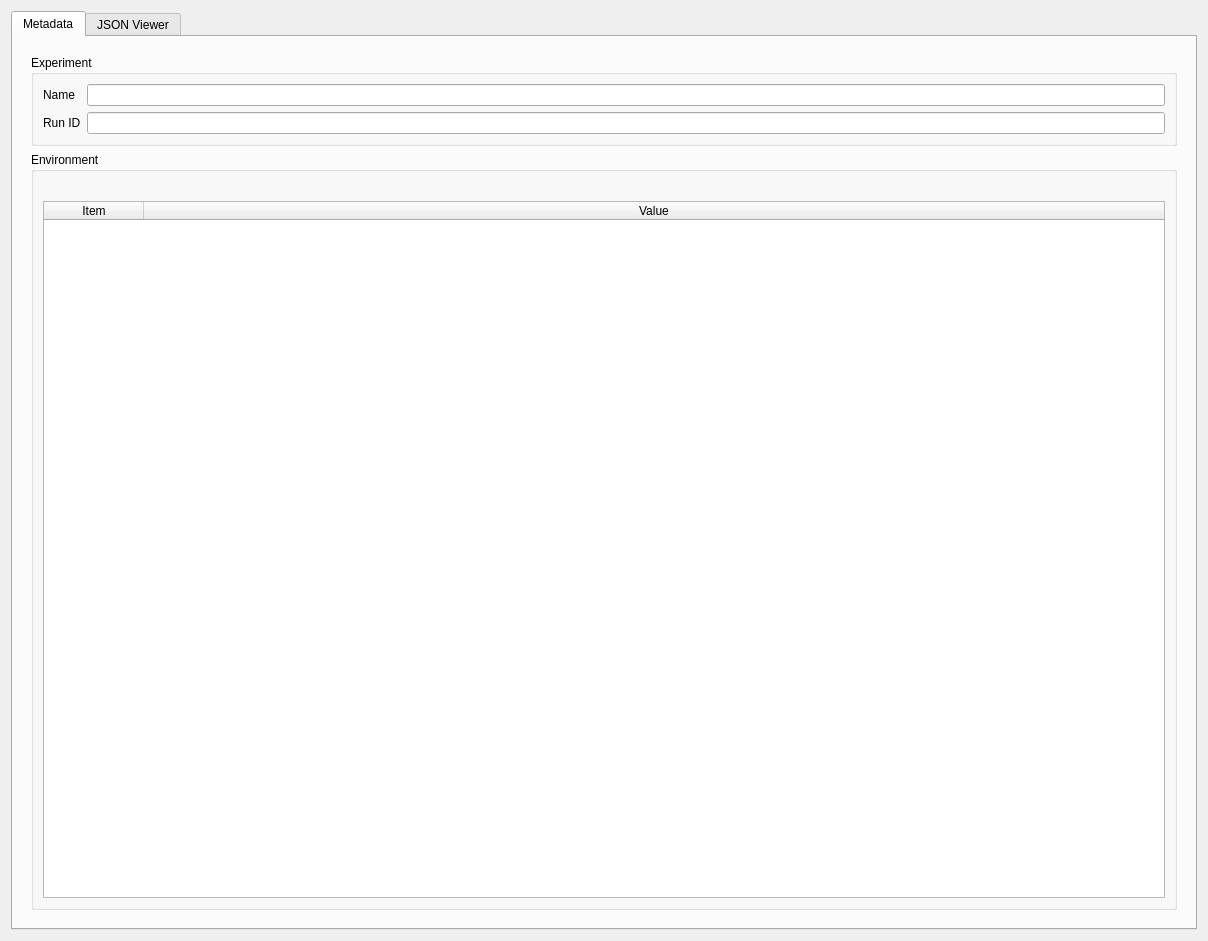
Old version of the form chia/tools/ui/json_result_viewer.ui in the repository cabrust/chia.
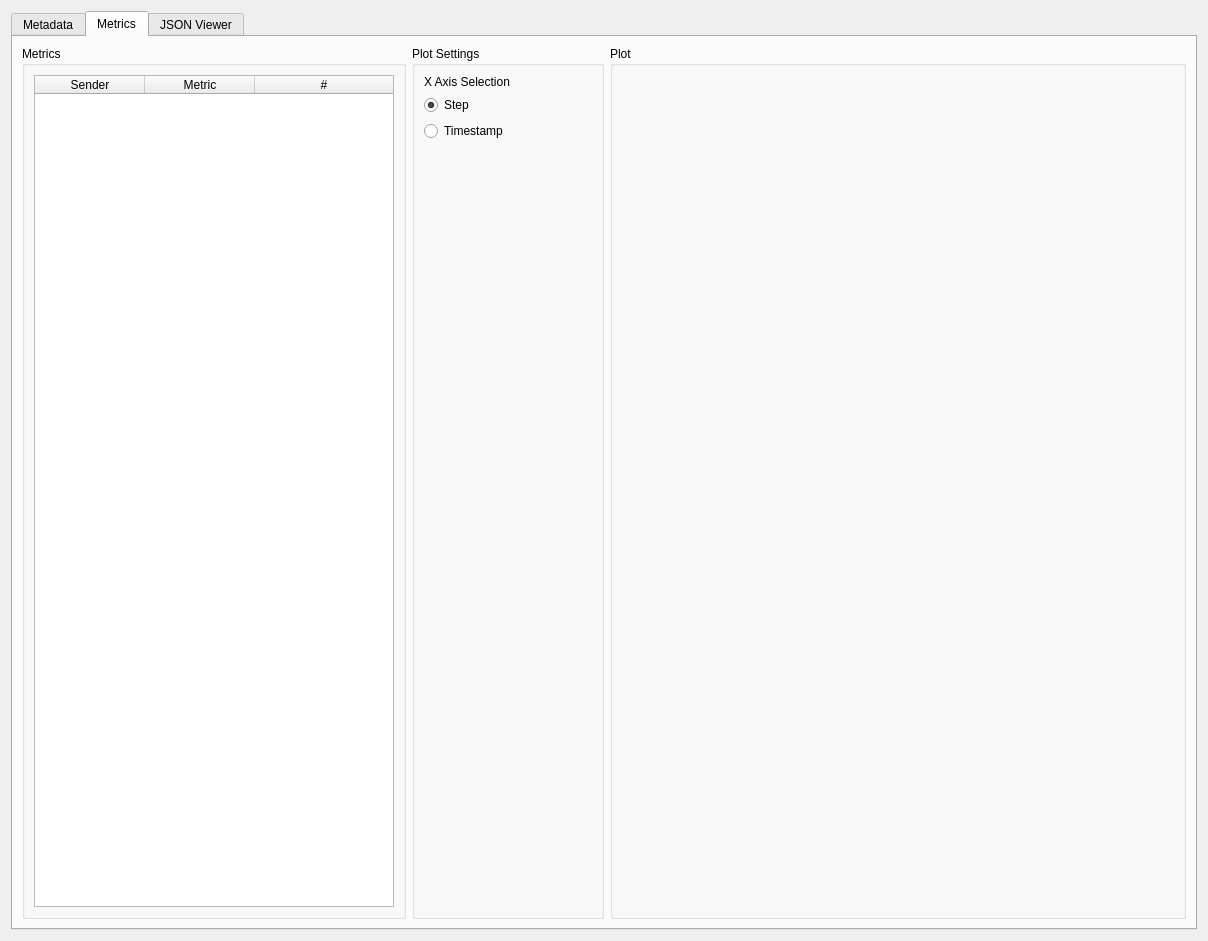
New version of the form. The open tabs and pages were chosen to show the change.

Commit message: JSONResultViewer: Added metric tab

```diff
--- a/chia/tools/ui/json_result_viewer.ui
+++ b/chia/tools/ui/json_result_viewer.ui
@@ -47,7 +47,11 @@
               </widget>
              </item>
              <item row="0" column="1">
-              <widget class="QLineEdit" name="line_experimentname"/>
+              <widget class="QLineEdit" name="line_experimentname">
+               <property name="readOnly">
+                <bool>true</bool>
+               </property>
+              </widget>
              </item>
              <item row="1" column="0">
               <widget class="QLabel" name="label_2">
@@ -57,7 +61,11 @@
               </widget>
              </item>
              <item row="1" column="1">
-              <widget class="QLineEdit" name="line_runid"/>
+              <widget class="QLineEdit" name="line_runid">
+               <property name="readOnly">
+                <bool>true</bool>
+               </property>
+              </widget>
              </item>
             </layout>
            </widget>
@@ -106,6 +114,137 @@
        </item>
       </layout>
      </widget>
+     <widget class="QWidget" name="tab">
+      <attribute name="title">
+       <string>Metrics</string>
+      </attribute>
+      <layout class="QHBoxLayout" name="horizontalLayout">
+       <item>
+        <widget class="QGroupBox" name="groupBox_3">
+         <property name="maximumSize">
+          <size>
+           <width>384</width>
+           <height>16777215</height>
+          </size>
+         </property>
+         <property name="title">
+          <string>Metrics</string>
+         </property>
+         <layout class="QHBoxLayout" name="horizontalLayout_2">
+          <item>
+           <widget class="QTableWidget" name="table_metrictypes">
+            <property name="editTriggers">
+             <set>QAbstractItemView::NoEditTriggers</set>
+            </property>
+            <property name="selectionBehavior">
+             <enum>QAbstractItemView::SelectRows</enum>
+            </property>
+            <property name="columnCount">
+             <number>3</number>
+            </property>
+            <attribute name="horizontalHeaderDefaultSectionSize">
+             <number>110</number>
+            </attribute>
+            <attribute name="horizontalHeaderStretchLastSection">
+             <bool>true</bool>
+            </attribute>
+            <attribute name="verticalHeaderVisible">
+             <bool>false</bool>
+            </attribute>
+            <column>
+             <property name="text">
+              <string>Sender</string>
+             </property>
+            </column>
+            <column>
+             <property name="text">
+              <string>Metric</string>
+             </property>
+            </column>
+            <column>
+             <property name="text">
+              <string>#</string>
+             </property>
+            </column>
+           </widget>
+          </item>
+         </layout>
+        </widget>
+       </item>
+       <item>
+        <widget class="QGroupBox" name="groupBox_4">
+         <property name="sizePolicy">
+          <sizepolicy hsizetype="Preferred" vsizetype="Preferred">
+           <horstretch>0</horstretch>
+           <verstretch>0</verstretch>
+          </sizepolicy>
+         </property>
+         <property name="maximumSize">
+          <size>
+           <width>192</width>
+           <height>16777215</height>
+          </size>
+         </property>
+         <property name="title">
+          <string>Plot Settings</string>
+         </property>
+         <layout class="QVBoxLayout" name="verticalLayout_6">
+          <item>
+           <widget class="QLabel" name="label_3">
+            <property name="text">
+             <string>X Axis Selection</string>
+            </property>
+           </widget>
+          </item>
+          <item>
+           <widget class="QRadioButton" name="radio_metric_step">
+            <property name="text">
+             <string>Step</string>
+            </property>
+            <property name="checked">
+             <bool>true</bool>
+            </property>
+           </widget>
+          </item>
+          <item>
+           <widget class="QRadioButton" name="radio_metric_timestamp">
+            <property name="text">
+             <string>Timestamp</string>
+            </property>
+           </widget>
+          </item>
+          <item>
+           <spacer name="verticalSpacer">
+            <property name="orientation">
+             <enum>Qt::Vertical</enum>
+            </property>
+            <property name="sizeHint" stdset="0">
+             <size>
+              <width>20</width>
+              <height>40</height>
+             </size>
+            </property>
+           </spacer>
+          </item>
+         </layout>
+        </widget>
+       </item>
+       <item>
+        <widget class="QGroupBox" name="groupbox_metric_plot">
+         <property name="sizePolicy">
+          <sizepolicy hsizetype="Preferred" vsizetype="Preferred">
+           <horstretch>0</horstretch>
+           <verstretch>0</verstretch>
+          </sizepolicy>
+         </property>
+         <property name="title">
+          <string>Plot</string>
+         </property>
+         <layout class="QHBoxLayout" name="horizontalLayout_3"/>
+        </widget>
+       </item>
+      </layout>
+     </widget>
      <widget class="QWidget" name="tab_json_viwer">
       <attribute name="title">
        <string>JSON Viewer</string>
```
Left out of the diff: 8 changed lines with no effect on the pictures. The commit also changes 1 other file.
